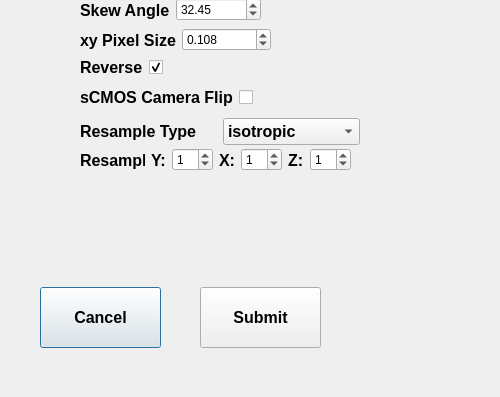
First picture: the form in mainadvanced.ui, repository abcucberkeley/PetaKit5D-GUI, before the edit; both pictures show x 140 to 640 and y 83 to 480 of the 640 by 480 pixel window.
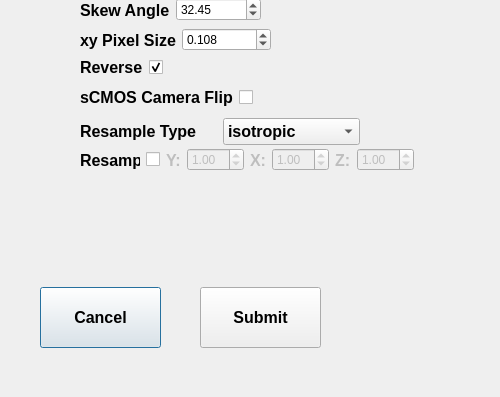
Second picture: the form after the edit.

Commit message: resample updated to double

What changed in the file:
```diff
--- a/mainadvanced.ui
+++ b/mainadvanced.ui
@@ -291,7 +291,7 @@
     <rect>
      <x>220</x>
      <y>230</y>
-     <width>271</width>
+     <width>334</width>
      <height>26</height>
     </rect>
    </property>
@@ -310,8 +310,21 @@
       </property>
      </widget>
     </item>
+    <item>
+     <widget class="QCheckBox" name="resampleEnabledCheckBox">
+      <property name="autoFillBackground">
+       <bool>false</bool>
+      </property>
+      <property name="text">
+       <string/>
+      </property>
+     </widget>
+    </item>
     <item>
      <widget class="QLabel" name="resampleYLabel">
+      <property name="enabled">
+       <bool>false</bool>
+      </property>
       <property name="font">
        <font>
         <pointsize>12</pointsize>
@@ -325,17 +338,20 @@
      </widget>
     </item>
     <item>
-     <widget class="QSpinBox" name="resampleYSpinBox">
-      <property name="minimum">
-       <number>0</number>
+     <widget class="QDoubleSpinBox" name="resampleYSpinBox">
+      <property name="enabled">
+       <bool>false</bool>
       </property>
       <property name="value">
-       <number>1</number>
+       <double>1.000000000000000</double>
       </property>
      </widget>
     </item>
     <item>
      <widget class="QLabel" name="resampleXLabel">
+      <property name="enabled">
+       <bool>false</bool>
+      </property>
       <property name="font">
        <font>
         <pointsize>12</pointsize>
@@ -349,14 +365,20 @@
      </widget>
     </item>
     <item>
-     <widget class="QSpinBox" name="resampleXSpinBox">
+     <widget class="QDoubleSpinBox" name="resampleXSpinBox">
+      <property name="enabled">
+       <bool>false</bool>
+      </property>
       <property name="value">
-       <number>1</number>
+       <double>1.000000000000000</double>
       </property>
      </widget>
     </item>
     <item>
      <widget class="QLabel" name="resampleZLabel">
+      <property name="enabled">
+       <bool>false</bool>
+      </property>
       <property name="font">
        <font>
         <pointsize>12</pointsize>
@@ -370,9 +392,12 @@
      </widget>
     </item>
     <item>
-     <widget class="QSpinBox" name="resampleZSpinBox">
+     <widget class="QDoubleSpinBox" name="resampleZSpinBox">
+      <property name="enabled">
+       <bool>false</bool>
+      </property>
       <property name="value">
-       <number>1</number>
+       <double>1.000000000000000</double>
       </property>
      </widget>
     </item>
```
The commit also changes 6 other files.
